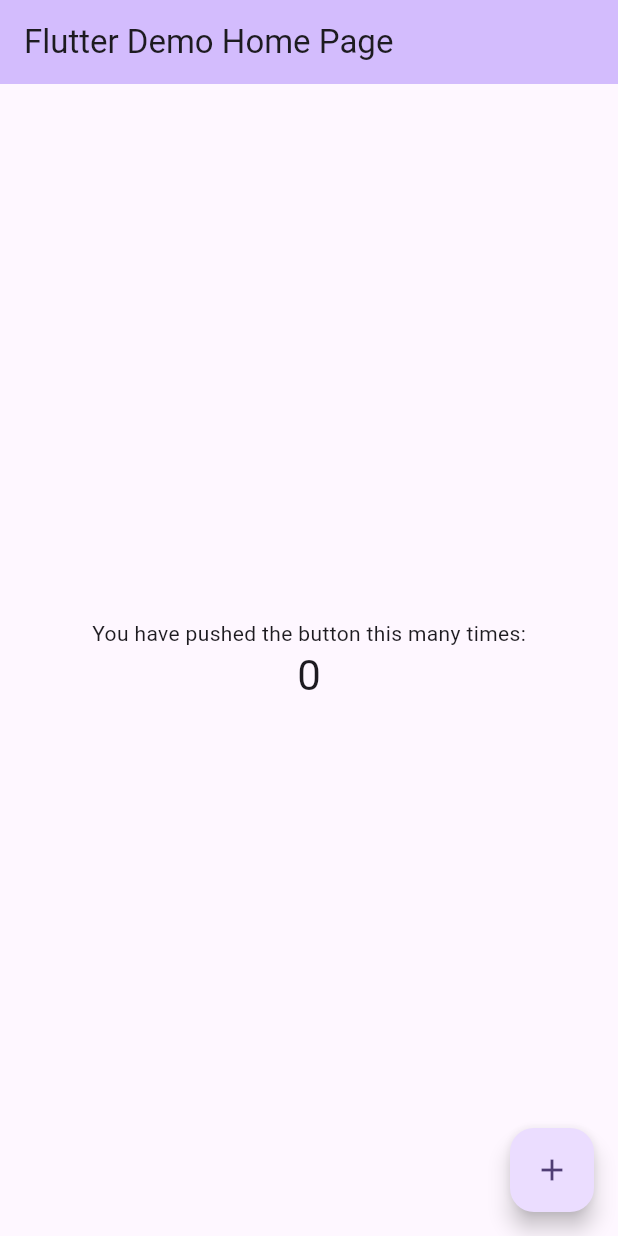
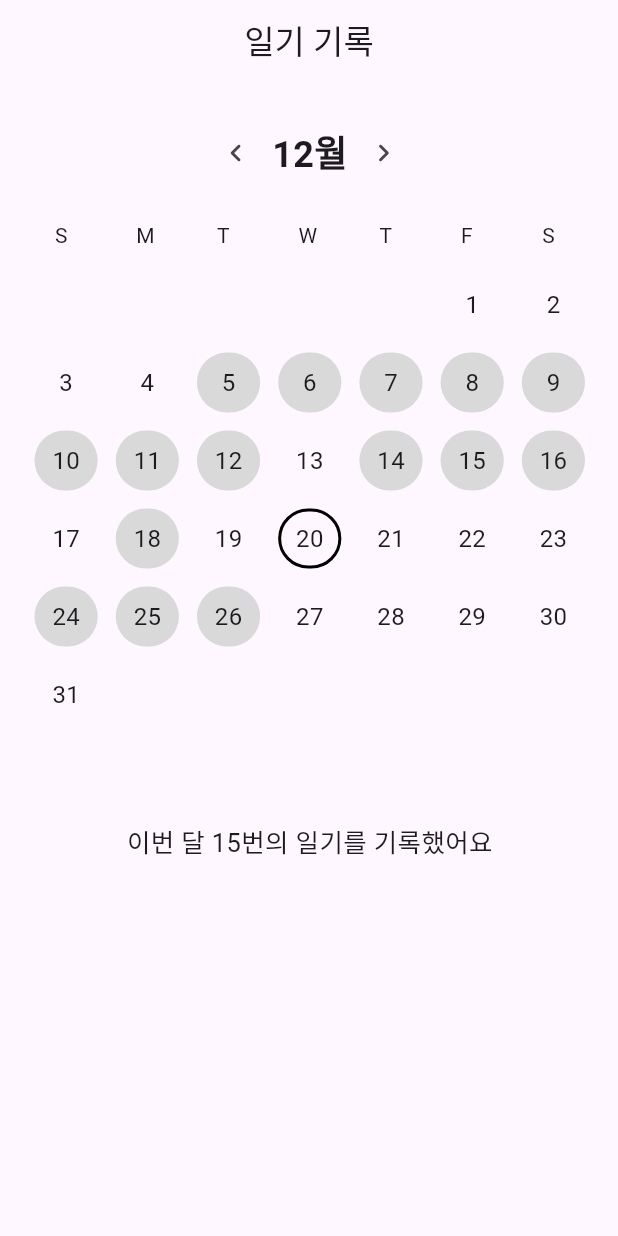
Before and after one commit to GwangjinJeong1/ddgood, a Flutter app: the screen it shows after launch, on a phone screen of 412 x 824 dp. Run offline on Flutter 3.47's test engine with Material 3 defaults, Android fonts, the phone set to English and light mode, and no system bars; drawn by our look-alikes of table_calendar.

Commit message:
create calendar.dart

```diff
--- /dev/null
+++ b/lib/calendar.dart
@@ -0,0 +1,147 @@
+import 'package:flutter/material.dart';
+import 'package:intl/intl.dart';
+import 'package:table_calendar/table_calendar.dart';
+
+class CustomCalendar extends StatefulWidget {
+  const CustomCalendar({super.key});
+
+  @override
+  State<CustomCalendar> createState() => _CustomCalendarState();
+}
+
+class _CustomCalendarState extends State<CustomCalendar> {
+  DateTime _today = DateTime.now();
+  int countDiary = _selectedDays.length;
+
+  @override
+  Widget build(BuildContext context) {
+    return Scaffold(
+      appBar: AppBar(
+        centerTitle: true,
+        title: const Text("일기 기록"),
+      ),
+      body: Padding(
+        padding: const EdgeInsets.only(left: 17, top: 16, right: 16),
+        child: Column(
+          crossAxisAlignment: CrossAxisAlignment.center,
+          children: [
+            MonthCalendar(
+              today: _today,
+              onMonthChanged: (newMonth) {
+                setState(() {
+                  _today = DateTime(newMonth.year, newMonth.month, _today.day);
+                });
+              },
+            ),
+            const SizedBox(height: 60),
+            Text("이번 달 $countDiary번의 일기를 기록했어요",
+                style: const TextStyle(fontSize: 17)),
+          ],
+        ),
+      ),
+    );
+  }
+}
+
+class MonthCalendar extends StatefulWidget {
+  const MonthCalendar({super.key, required this.today, required this.onMonthChanged});
+
+  final DateTime today;
+  final ValueChanged<DateTime> onMonthChanged;
+
+  @override
+  State<MonthCalendar> createState() => _MonthCalendarState();
+}
+final List<DateTime> _selectedDays = [DateTime(2023, 12, 5), DateTime(2023, 12, 6), DateTime(2023, 12, 7), DateTime(2023, 12, 8), DateTime(2023, 12, 9), DateTime(2023, 12, 10), DateTime(2023, 12, 11), DateTime(2023, 12, 12), DateTime(2023, 12, 14), DateTime(2023, 12, 15), DateTime(2023, 12, 16), DateTime(2023, 12, 18), DateTime(2023, 12, 24), DateTime(2023, 12, 25), DateTime(2023, 12, 26)];
+
+class _MonthCalendarState extends State<MonthCalendar> {
+  late DateTime _today;
+  late String month;
+
+
+
+  @override
+  void initState() {
+    super.initState();
+    _today = widget.today;
+    month = DateFormat('M월', 'ko_KR').format(_today);
+  }
+
+  @override
+  Widget build(BuildContext context) {
+    return Column(
+      crossAxisAlignment: CrossAxisAlignment.center,
+      children: [
+        Padding(
+          padding: const EdgeInsets.symmetric(vertical: 6.0),
+          child: Row(
+            mainAxisAlignment: MainAxisAlignment.center,
+            children: [
+              IconButton(
+                onPressed: () {
+                  setState(() {
+                    _today = DateTime(_today.year, _today.month - 1, _today.day);
+                    month = DateFormat('M월', 'ko_KR').format(_today);
+                    widget.onMonthChanged(_today);
+                  });
+                },
+                icon: const Icon(Icons.keyboard_arrow_left_rounded),
+              ),
+              Text(month, style: const TextStyle(fontSize: 24, fontWeight: FontWeight.bold)),
+              IconButton(
+                onPressed: () {
+                  setState(() {
+                    _today = DateTime(_today.year, _today.month + 1, _today.day);
+                    month = DateFormat('M월', 'ko_KR').format(_today);
+                    widget.onMonthChanged(_today);
+                  });
+                },
+                icon: const Icon(Icons.keyboard_arrow_right_rounded),
+              ),
+            ],
+          ),
+        ),
+        const SizedBox(height: 15),
+        weekdays(),
+        TableCalendar(
+          focusedDay: _today,
+          firstDay: DateTime(_today.year, _today.month),
+          lastDay: DateTime(_today.year, _today.month + 1, 0),
+          headerVisible: false,
+          daysOfWeekVisible: false,
+          calendarStyle: CalendarStyle(
+            outsideDaysVisible: false,
+            todayDecoration: BoxDecoration(
+              color: _selectedDays.contains(_today) ? Color(0xffD9D9D9) : Colors.transparent,
+              border: Border.all(width: 2),
+              borderRadius: BorderRadius.circular(25)),
+            selectedDecoration: BoxDecoration(
+              color: Color(0xffD9D9D9),
+              border: _selectedDays.contains(_today) ? Border.all(width: 2) : null,
+              borderRadius: BorderRadius.circular(25)
+            ),
+            todayTextStyle: const TextStyle(fontSize: 16),
+            selectedTextStyle: const TextStyle(fontSize: 16),
+            defaultTextStyle: const TextStyle(fontSize: 16),
+            weekendTextStyle: const TextStyle(fontSize: 16),
+          ),
+          selectedDayPredicate: (day) => _selectedDays
+          .any((selectedDay) => isSameDay(selectedDay, day)),
+        ),
+      ],
+    );
+  }
+
+  Widget weekdays() {
+    List<String> week = ['  S ', '  M ' ,'  T ', '  W ', '  T ', '  F ', '  S '];
+    return Row(
+      mainAxisAlignment: MainAxisAlignment.spaceAround,
+      children: week.map((day) {
+        return SizedBox(
+          width: 30, height: 30,
+          child: Text(day),
+        );
+      }).toList(),
+    );
+  }
+}
--- a/lib/main.dart
+++ b/lib/main.dart
@@ -1,52 +1,31 @@
 import 'package:flutter/material.dart';
+import 'package:intl/date_symbol_data_local.dart';
 
-void main() {
+import 'calendar.dart';
+
+void main() async {
+  await initializeDateFormatting();
   runApp(const MyApp());
 }
 
 class MyApp extends StatelessWidget {
   const MyApp({super.key});
 
-  // This widget is the root of your application.
   @override
   Widget build(BuildContext context) {
     return MaterialApp(
       title: 'Flutter Demo',
       theme: ThemeData(
-        // This is the theme of your application.
-        //
-        // TRY THIS: Try running your application with "flutter run". You'll see
-        // the application has a purple toolbar. Then, without quitting the app,
-        // try changing the seedColor in the colorScheme below to Colors.green
-        // and then invoke "hot reload" (save your changes or press the "hot
-        // reload" button in a Flutter-supported IDE, or press "r" if you used
-        // the command line to start the app).
-        //
-        // Notice that the counter didn't reset back to zero; the application
-        // state is not lost during the reload. To reset the state, use hot
-        // restart instead.
-        //
-        // This works for code too, not just values: Most code changes can be
-        // tested with just a hot reload.
         colorScheme: ColorScheme.fromSeed(seedColor: Colors.deepPurple),
         useMaterial3: true,
       ),
-      home: const MyHomePage(title: 'Flutter Demo Home Page'),
+      home: CustomCalendar(),
     );
   }
 }
 
 class MyHomePage extends StatefulWidget {
   const MyHomePage({super.key, required this.title});
-
-  // This widget is the home page of your application. It is stateful, meaning
-  // that it has a State object (defined below) that contains fields that affect
-  // how it looks.
-
-  // This class is the configuration for the state. It holds the values (in this
-  // case the title) provided by the parent (in this case the App widget) and
-  // used by the build method of the State. Fields in a Widget subclass are
-  // always marked "final".
 
   final String title;
 
@@ -59,50 +38,19 @@
 
   void _incrementCounter() {
     setState(() {
-      // This call to setState tells the Flutter framework that something has
-      // changed in this State, which causes it to rerun the build method below
-      // so that the display can reflect the updated values. If we changed
-      // _counter without calling setState(), then the build method would not be
-      // called again, and so nothing would appear to happen.
       _counter++;
     });
   }
 
   @override
   Widget build(BuildContext context) {
-    // This method is rerun every time setState is called, for instance as done
-    // by the _incrementCounter method above.
-    //
-    // The Flutter framework has been optimized to make rerunning build methods
-    // fast, so that you can just rebuild anything that needs updating rather
-    // than having to individually change instances of widgets.
     return Scaffold(
       appBar: AppBar(
-        // TRY THIS: Try changing the color here to a specific color (to
-        // Colors.amber, perhaps?) and trigger a hot reload to see the AppBar
-        // change color while the other colors stay the same.
         backgroundColor: Theme.of(context).colorScheme.inversePrimary,
-        // Here we take the value from the MyHomePage object that was created by
-        // the App.build method, and use it to set our appbar title.
         title: Text(widget.title),
       ),
       body: Center(
-        // Center is a layout widget. It takes a single child and positions it
-        // in the middle of the parent.
         child: Column(
-          // Column is also a layout widget. It takes a list of children and
-          // arranges them vertically. By default, it sizes itself to fit its
-          // children horizontally, and tries to be as tall as its parent.
-          //
-          // Column has various properties to control how it sizes itself and
-          // how it positions its children. Here we use mainAxisAlignment to
-          // center the children vertically; the main axis here is the vertical
-          // axis because Columns are vertical (the cross axis would be
-          // horizontal).
-          //
-          // TRY THIS: Invoke "debug painting" (choose the "Toggle Debug Paint"
-          // action in the IDE, or press "p" in the console), to see the
-          // wireframe for each widget.
           mainAxisAlignment: MainAxisAlignment.center,
           children: <Widget>[
             const Text(
@@ -119,7 +67,7 @@
         onPressed: _incrementCounter,
         tooltip: 'Increment',
         child: const Icon(Icons.add),
-      ), // This trailing comma makes auto-formatting nicer for build methods.
+      ),
     );
   }
 }
--- a/pubspec.yaml
+++ b/pubspec.yaml
@@ -35,6 +35,8 @@ dependencies:
   # The following adds the Cupertino Icons font to your application.
   # Use with the CupertinoIcons class for iOS style icons.
   cupertino_icons: ^1.0.2
+  table_calendar: ^3.0.9
+  intl: ^0.18.1
 
 dev_dependencies:
   flutter_test:
```
Also changed, not shown: pubspec.lock.
